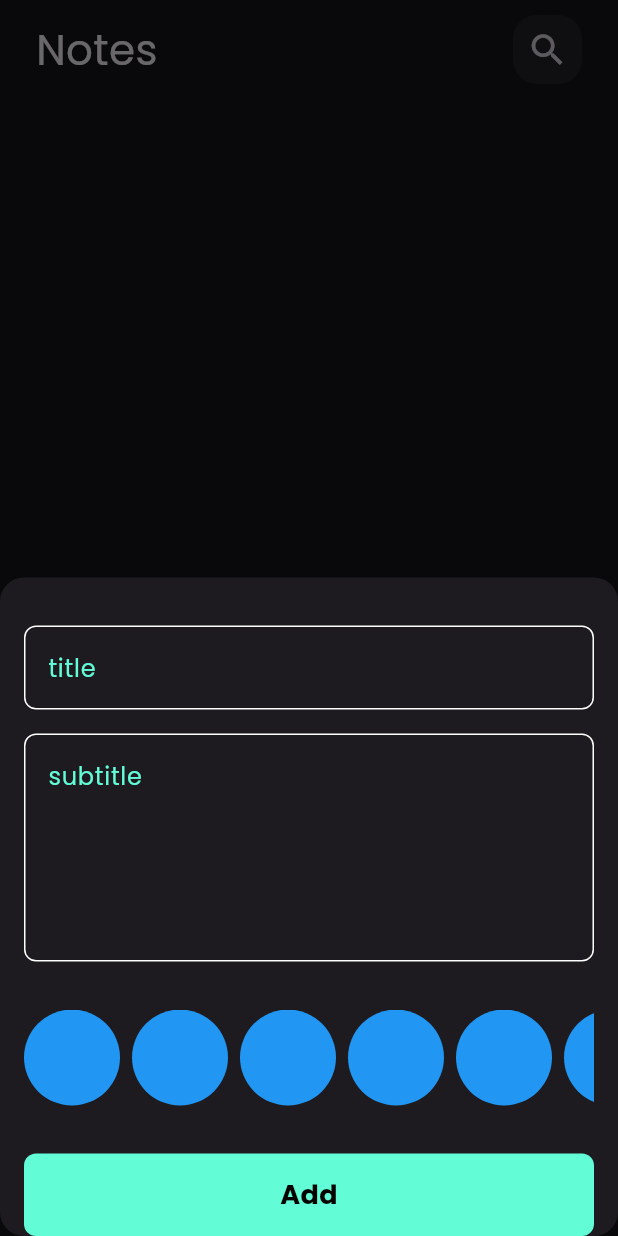
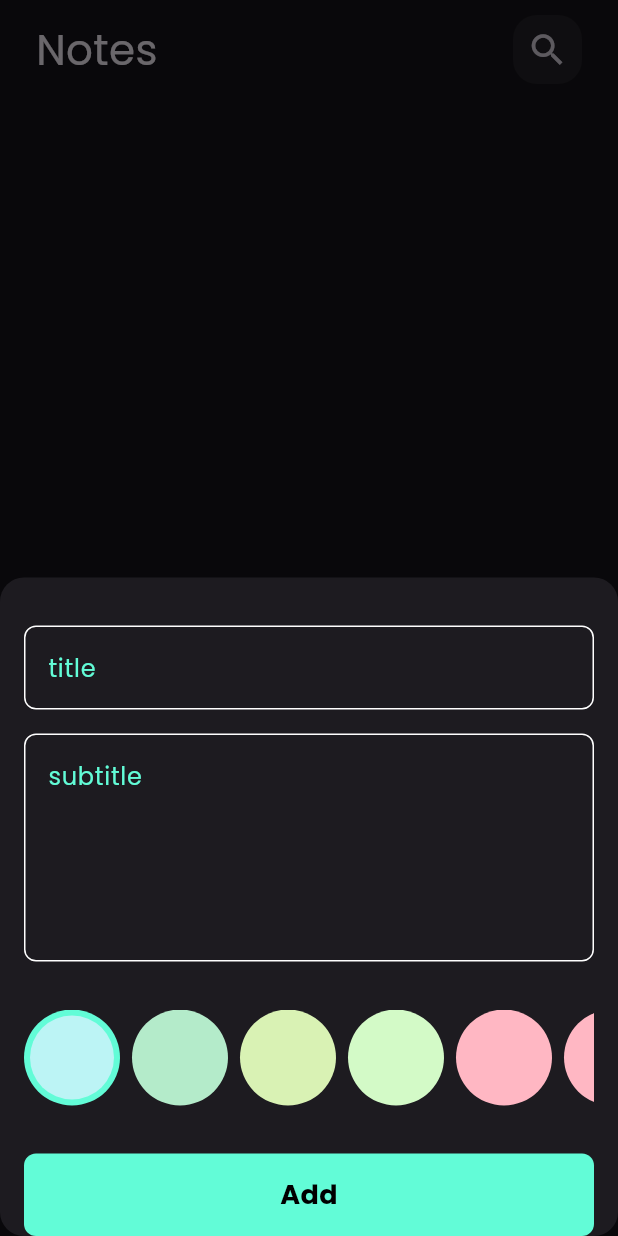
Before and after one commit to Amer-Shammout/notes_app, a Flutter app: the screen it shows after launch, after a tap on the "add" icon, on a phone screen of 412 x 824 dp. Run offline on Flutter 3.47's test engine with Material 3 defaults, Android fonts, the phone set to English and light mode, and no system bars; our stand-ins replace bloc, flutter_bloc, google_fonts, hive, hive_flutter; accounts and stored records are empty.

Commit message:
colors list view done

```diff
--- a/lib/widgets/colors_list_view.dart
+++ b/lib/widgets/colors_list_view.dart
@@ -1,13 +1,28 @@
 import 'package:flutter/material.dart';
+import 'package:notes_app/constants.dart';
 
 class ColorItem extends StatelessWidget {
-  const ColorItem({super.key, required this.color});
+  const ColorItem({super.key, required this.color, this.isActive = false});
+
   final Color color;
+  final bool isActive;
 
   @override
   Widget build(BuildContext context) {
-    return Padding(
-      padding: const EdgeInsets.only(right:  8.0),
+    return isActive
+        ? Padding(
+            padding: const EdgeInsets.only(right: 8.0),
+            child: CircleAvatar(
+              backgroundColor: kPrimaryColor,
+                radius: 32,
+              child: CircleAvatar(
+                backgroundColor: color,
+                radius: 28,
+              ),
+            ),
+          )
+        : Padding(
+            padding: const EdgeInsets.only(right: 8.0),
             child: CircleAvatar(
               backgroundColor: color,
               radius: 32,
@@ -16,9 +31,25 @@ class ColorItem extends StatelessWidget {
   }
 }
 
+class ColorsListView extends StatefulWidget {
+  const ColorsListView({super.key});
 
-class ColorsListView extends StatelessWidget {
-  const ColorsListView({super.key});
+  @override
+  State<ColorsListView> createState() => _ColorsListViewState();
+}
+
+class _ColorsListViewState extends State<ColorsListView> {
+
+  int currentIndex = 0;
+  List<Color>colors = [
+    Color(0xffBCF4F5),
+    Color(0xffB4EBCA),
+    Color(0xffD9F2B4),
+    Color(0xffD3FAC7),
+    Color(0xffFFB7C3),
+    Color(0xffFFB7C3),
+
+  ];
 
   @override
   Widget build(BuildContext context) {
@@ -26,8 +57,21 @@ class ColorsListView extends StatelessWidget {
       height: 32 * 2,
       child: ListView.builder(
         scrollDirection: Axis.horizontal,
-        itemCount: 10,
-        itemBuilder: (context, index) => ColorItem(color: Colors.blue),
+        itemCount: colors.length,
+        itemBuilder: (context, index) {
+          return GestureDetector(
+            onTap: (){
+              currentIndex = index;
+              setState(() {
+
+              });
+            },
+            child: ColorItem(
+              color: colors[index],
+              isActive: currentIndex == index,
+            ),
+          );
+        },
       ),
     );
   }
```
Lines whose indentation alone changed are shown as unchanged.
